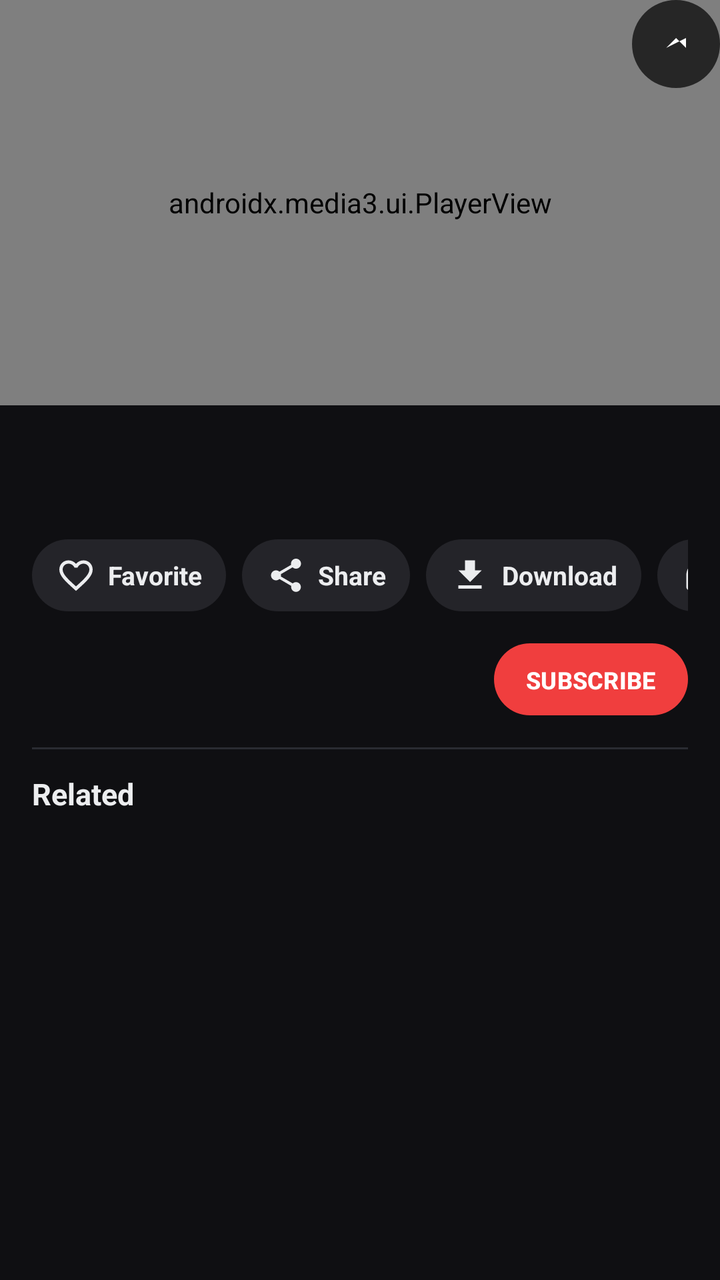
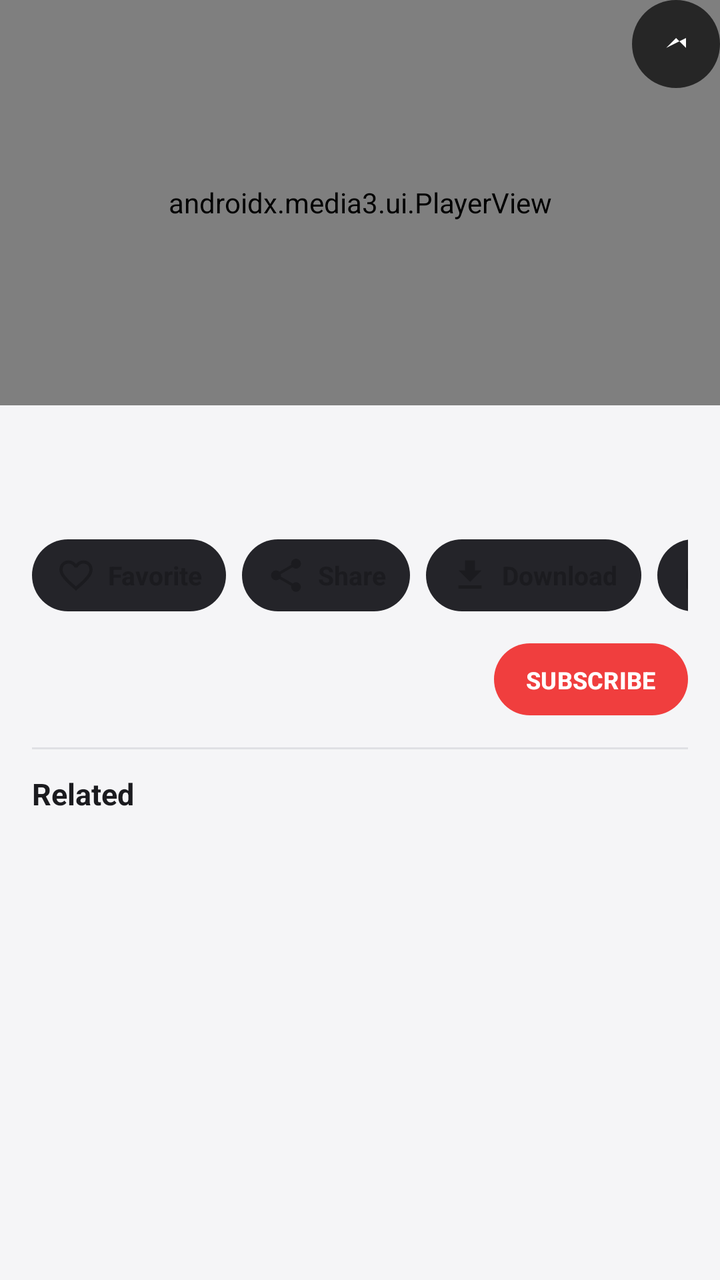

The first picture is an Android layout as it rendered before a commit; the second is the same layout after the commit. The layout source and the unified diff follow.
<!-- AndroidManifest.xml: application theme Theme.SparkTube -->
<!-- res/layout/activity_player.xml -->
<?xml version="1.0" encoding="utf-8"?>
<androidx.constraintlayout.widget.ConstraintLayout xmlns:android="http://schemas.android.com/apk/res/android"
    xmlns:app="http://schemas.android.com/apk/res-auto"
    android:layout_width="match_parent"
    android:layout_height="match_parent"
    android:background="@color/bg">

    <androidx.media3.ui.PlayerView
        android:id="@+id/playerView"
        android:layout_width="0dp"
        android:layout_height="0dp"
        android:background="@android:color/black"
        app:layout_constraintDimensionRatio="16:9"
        app:layout_constraintEnd_toEndOf="parent"
        app:layout_constraintStart_toStartOf="parent"
        app:layout_constraintTop_toTopOf="parent"
        app:resize_mode="fit"
        app:surface_type="texture_view"
        app:use_controller="true" />

    <ImageButton
        android:id="@+id/backButton"
        android:layout_width="48dp"
        android:layout_height="48dp"
        android:layout_marginStart="4dp"
        android:layout_marginTop="28dp"
        android:background="@drawable/bg_icon_scrim"
        android:contentDescription="@string/app_name"
        android:src="@drawable/ic_arrow_back"
        android:visibility="gone"
        app:layout_constraintStart_toStartOf="parent"
        app:layout_constraintTop_toTopOf="parent"
        app:tint="@color/white" />

    <ImageButton
        android:id="@+id/fullscreenButton"
        android:layout_width="44dp"
        android:layout_height="44dp"
        android:background="@drawable/bg_icon_scrim"
        android:contentDescription="@string/action_fullscreen"
        android:src="@drawable/ic_expand"
        app:layout_constraintEnd_toEndOf="parent"
        app:layout_constraintTop_toTopOf="parent"
        app:tint="@color/white" />

    <androidx.core.widget.NestedScrollView
        android:id="@+id/scrollArea"
        android:layout_width="0dp"
        android:layout_height="0dp"
        android:clipToPadding="false"
        android:paddingBottom="24dp"
        app:layout_constraintBottom_toBottomOf="parent"
        app:layout_constraintEnd_toEndOf="parent"
        app:layout_constraintStart_toStartOf="parent"
        app:layout_constraintTop_toBottomOf="@id/playerView">

        <LinearLayout
            android:layout_width="match_parent"
            android:layout_height="wrap_content"
            android:orientation="vertical"
            android:paddingStart="16dp"
            android:paddingTop="12dp"
            android:paddingEnd="16dp">

            <TextView
                android:id="@+id/title"
                android:layout_width="match_parent"
                android:layout_height="wrap_content"
                android:ellipsize="end"
                android:maxLines="2"
                android:textColor="@color/on_surface"
                android:textSize="17sp"
                android:textStyle="bold" />

            <TextView
                android:id="@+id/views"
                android:layout_width="match_parent"
                android:layout_height="wrap_content"
                android:layout_marginTop="4dp"
                android:textColor="@color/on_surface_variant"
                android:textSize="12sp" />

            <HorizontalScrollView
                android:layout_width="match_parent"
                android:layout_height="wrap_content"
                android:layout_marginTop="12dp"
                android:scrollbars="none">

                <LinearLayout
                    android:layout_width="wrap_content"
                    android:layout_height="wrap_content"
                    android:orientation="horizontal">

                    <LinearLayout
                        android:id="@+id/actionFavorite"
                        style="@style/ActionPill">

                        <ImageView
                            android:id="@+id/actionFavoriteIcon"
                            style="@style/ActionPillIcon"
                            android:src="@drawable/ic_favorite_border"
                            app:tint="@color/on_surface" />

                        <TextView
                            android:id="@+id/actionFavoriteLabel"
                            style="@style/ActionPillText"
                            android:text="@string/action_favorite" />
                    </LinearLayout>

                    <LinearLayout
                        android:id="@+id/actionShare"
                        style="@style/ActionPill">

                        <ImageView
                            style="@style/ActionPillIcon"
                            android:src="@drawable/ic_share"
                            app:tint="@color/on_surface" />

                        <TextView
                            style="@style/ActionPillText"
                            android:text="@string/action_share" />
                    </LinearLayout>

                    <LinearLayout
                        android:id="@+id/actionDownload"
                        style="@style/ActionPill">

                        <ImageView
                            style="@style/ActionPillIcon"
                            android:src="@drawable/ic_download"
                            app:tint="@color/on_surface" />

                        <TextView
                            style="@style/ActionPillText"
                            android:text="@string/action_download" />
                    </LinearLayout>

                    <LinearLayout
                        android:id="@+id/actionBackground"
                        style="@style/ActionPill">

                        <ImageView
                            style="@style/ActionPillIcon"
                            android:src="@drawable/ic_headset"
                            app:tint="@color/on_surface" />

                        <TextView
                            style="@style/ActionPillText"
                            android:text="@string/action_background" />
                    </LinearLayout>

                    <LinearLayout
                        android:id="@+id/actionPip"
                        style="@style/ActionPill">

                        <ImageView
                            style="@style/ActionPillIcon"
                            android:src="@drawable/ic_pip"
                            app:tint="@color/on_surface" />

                        <TextView
                            style="@style/ActionPillText"
                            android:text="@string/action_pip" />
                    </LinearLayout>
                </LinearLayout>
            </HorizontalScrollView>

            <LinearLayout
                android:layout_width="match_parent"
                android:layout_height="wrap_content"
                android:layout_marginTop="14dp"
                android:gravity="center_vertical"
                android:orientation="horizontal">

                <com.google.android.material.imageview.ShapeableImageView
                    android:id="@+id/channelAvatar"
                    android:layout_width="40dp"
                    android:layout_height="40dp"
                    android:scaleType="centerCrop"
                    app:shapeAppearanceOverlay="@style/CircleImage" />

                <LinearLayout
                    android:id="@+id/channelInfo"
                    android:layout_width="0dp"
                    android:layout_height="wrap_content"
                    android:layout_marginStart="10dp"
                    android:layout_weight="1"
                    android:orientation="vertical">

                    <TextView
                        android:id="@+id/channelName"
                        android:layout_width="match_parent"
                        android:layout_height="wrap_content"
                        android:ellipsize="end"
                        android:singleLine="true"
                        android:textColor="@color/on_surface"
                        android:textSize="14sp"
                        android:textStyle="bold" />

                    <TextView
                        android:id="@+id/channelSubs"
                        android:layout_width="match_parent"
                        android:layout_height="wrap_content"
                        android:layout_marginTop="1dp"
                        android:ellipsize="end"
                        android:singleLine="true"
                        android:textColor="@color/on_surface_variant"
                        android:textSize="12sp" />
                </LinearLayout>

                <Button
                    android:id="@+id/subscribeButton"
                    android:layout_width="wrap_content"
                    android:layout_height="36dp"
                    android:background="@drawable/bg_subscribe_off"
                    android:gravity="center"
                    android:minWidth="0dp"
                    android:paddingStart="16dp"
                    android:paddingEnd="16dp"
                    android:text="@string/subscribe"
                    android:textAllCaps="true"
                    android:textColor="@color/white"
                    android:textSize="12sp"
                    android:textStyle="bold" />
            </LinearLayout>

            <View
                android:layout_width="match_parent"
                android:layout_height="1dp"
                android:layout_marginTop="14dp"
                android:layout_marginBottom="6dp"
                android:background="@color/outline"
                android:alpha="0.5" />

            <TextView
                android:layout_width="match_parent"
                android:layout_height="wrap_content"
                android:layout_marginTop="6dp"
                android:layout_marginBottom="2dp"
                android:text="@string/related_videos"
                android:textColor="@color/on_surface"
                android:textSize="15sp"
                android:textStyle="bold" />

            <androidx.recyclerview.widget.RecyclerView
                android:id="@+id/relatedList"
                android:layout_width="match_parent"
                android:layout_height="wrap_content"
                android:nestedScrollingEnabled="false"
                android:overScrollMode="never" />
        </LinearLayout>
    </androidx.core.widget.NestedScrollView>

    <ProgressBar
        android:id="@+id/loading"
        android:layout_width="wrap_content"
        android:layout_height="wrap_content"
        android:layout_gravity="center"
        android:visibility="gone"
        app:layout_constraintBottom_toBottomOf="parent"
        app:layout_constraintEnd_toEndOf="parent"
        app:layout_constraintStart_toStartOf="parent"
        app:layout_constraintTop_toTopOf="parent" />

    <LinearLayout
        android:id="@+id/errorView"
        android:layout_width="wrap_content"
        android:layout_height="wrap_content"
        android:layout_gravity="center"
        android:gravity="center"
        android:orientation="vertical"
        android:visibility="gone"
        app:layout_constraintBottom_toBottomOf="parent"
        app:layout_constraintEnd_toEndOf="parent"
        app:layout_constraintStart_toStartOf="parent"
        app:layout_constraintTop_toTopOf="parent">

        <TextView
            android:id="@+id/errorText"
            android:layout_width="wrap_content"
            android:layout_height="wrap_content"
            android:gravity="center"
            android:textColor="@color/on_surface_variant" />

        <Button
            android:id="@+id/retryButton"
            android:layout_width="wrap_content"
            android:layout_height="wrap_content"
            android:layout_marginTop="8dp"
            android:text="@string/retry"
            android:visibility="gone" />
    </LinearLayout>
</androidx.constraintlayout.widget.ConstraintLayout>
<!-- resources referenced by this layout -->
<resources>
  <color name="bg">#0F0F12</color>
  <color name="on_surface">#ECEDEF</color>
  <color name="on_surface_variant">#A6A9B0</color>
  <color name="outline">#464A52</color>
  <color name="white">#FFFFFFFF</color>
  <!-- drawable bg_icon_scrim (drawable) -->
  <?xml version="1.0" encoding="utf-8"?>
  <shape xmlns:android="http://schemas.android.com/apk/res/android">
      <solid android:color="@color/player_scrim" />
      <corners android:radius="24dp" />
  </shape>
  <!-- drawable bg_subscribe_off (drawable) -->
  <?xml version="1.0" encoding="utf-8"?>
  <ripple xmlns:android="http://schemas.android.com/apk/res/android"
      android:color="#66FFFFFF">
      <item>
          <shape>
              <solid android:color="@color/subscribe_off" />
              <corners android:radius="18dp" />
          </shape>
      </item>
  </ripple>
  <!-- drawable ic_expand (drawable) -->
  <vector xmlns:android="http://schemas.android.com/apk/res/android"
      android:width="24dp"
      android:height="24dp"
      android:viewportWidth="24"
      android:viewportHeight="24">
      <path
          android:fillColor="#FF000000"
          android:pathData="M7,14L12,9l5,5v-5z" />
  </vector>
  <string name="action_background">Background play</string>
  <string name="action_download">Download</string>
  <string name="action_favorite">Favorite</string>
  <string name="action_fullscreen">Fullscreen</string>
  <string name="action_pip">Picture in picture</string>
  <string name="action_share">Share</string>
  <string name="app_name">SparkTube</string>
  <string name="related_videos">Related</string>
  <string name="retry">Retry</string>
  <string name="subscribe">SUBSCRIBE</string>
  <style name="ActionPillIcon">
          <item name="android:layout_width">20dp</item>
          <item name="android:layout_height">20dp</item>
          <item name="android:importantForAccessibility">no</item>
      </style>
  <style name="CircleImage" parent="">
          <item name="cornerFamily">rounded</item>
          <item name="cornerSize">20dp</item>
      </style>
  <style name="Theme.SparkTube" parent="Theme.Material3.Dark.NoActionBar">
          <item name="colorPrimary">@color/spark_red</item>
          <item name="colorOnPrimary">@color/white</item>
          <item name="colorPrimaryContainer">#3B1D1D</item>
          <item name="colorOnPrimaryContainer">#FFDAD6</item>
  
          <item name="android:colorBackground">@color/bg</item>
          <item name="colorSurface">@color/surface</item>
          <item name="colorOnSurface">@color/on_surface</item>
          <item name="colorOnSurfaceVariant">@color/on_surface_variant</item>
          <item name="colorOutline">@color/outline</item>
  
          <item name="android:windowBackground">@color/bg</item>
          <item name="android:statusBarColor">@color/bg</item>
          <item name="android:navigationBarColor">@color/bg</item>
  
          <item name="tabIndicatorColor">@color/spark_red</item>
          <item name="tabTextColor">@color/on_surface_variant</item>
          <item name="tabSelectedTextColor">@color/on_surface</item>
      </style>
  <color name="player_scrim">#B3000000</color>
  <color name="subscribe_off">#F03E3E</color>
  <!-- drawable bg_action_pill (drawable) -->
  <?xml version="1.0" encoding="utf-8"?>
  <ripple xmlns:android="http://schemas.android.com/apk/res/android"
      android:color="#33FFFFFF">
      <item>
          <shape>
              <solid android:color="#242429" />
              <corners android:radius="18dp" />
          </shape>
      </item>
  </ripple>
  <color name="spark_red">#F03E3E</color>
  <color name="surface">#1C1C20</color>
  <!-- unchanged entries left out for length: 8 -->
</resources>

<!-- the commit's change to res/layout/activity_player.xml (unified diff, before → after) -->
@@ -3,7 +3,7 @@
     xmlns:app="http://schemas.android.com/apk/res-auto"
     android:layout_width="match_parent"
     android:layout_height="match_parent"
-    android:background="@color/bg">
+    android:background="?attr/screenBg">
 
     <androidx.media3.ui.PlayerView
         android:id="@+id/playerView"
@@ -126,11 +126,13 @@
                         style="@style/ActionPill">
 
                         <ImageView
+                            android:id="@+id/actionDownloadIcon"
                             style="@style/ActionPillIcon"
                             android:src="@drawable/ic_download"
                             app:tint="@color/on_surface" />
 
                         <TextView
+                            android:id="@+id/actionDownloadLabel"
                             style="@style/ActionPillText"
                             android:text="@string/action_download" />
                     </LinearLayout>
<!-- resource entries referenced after the edit -->
@@ -1,9 +1,9 @@
 <!-- resources referenced by this layout -->
 <resources>
-  <color name="bg">#0F0F12</color>
-  <color name="on_surface">#ECEDEF</color>
-  <color name="on_surface_variant">#A6A9B0</color>
-  <color name="outline">#464A52</color>
+  <color name="bg">#F5F5F7</color>
+  <color name="on_surface">#1B1B1F</color>
+  <color name="on_surface_variant">#61646C</color>
+  <color name="outline">#C9CBD1</color>
   <color name="white">#FFFFFFFF</color>
   <!-- drawable bg_icon_scrim (drawable) -->
   <?xml version="1.0" encoding="utf-8"?>
@@ -17,7 +17,7 @@
       android:color="#66FFFFFF">
       <item>
           <shape>
-              <solid android:color="@color/subscribe_off" />
+              <solid android:color="?attr/accent" />
               <corners android:radius="18dp" />
           </shape>
       </item>
@@ -51,14 +51,14 @@
           <item name="cornerFamily">rounded</item>
           <item name="cornerSize">20dp</item>
       </style>
-  <style name="Theme.SparkTube" parent="Theme.Material3.Dark.NoActionBar">
+  <style name="Theme.SparkTube" parent="Theme.Material3.DayNight.NoActionBar">
           <item name="colorPrimary">@color/spark_red</item>
           <item name="colorOnPrimary">@color/white</item>
-          <item name="colorPrimaryContainer">#3B1D1D</item>
-          <item name="colorOnPrimaryContainer">#FFDAD6</item>
+          <item name="colorPrimaryContainer">#FFE3E0</item>
+          <item name="colorOnPrimaryContainer">#5B1111</item>
   
           <item name="android:colorBackground">@color/bg</item>
-          <item name="colorSurface">@color/surface</item>
+          <item name="colorSurface">@color/bg</item>
           <item name="colorOnSurface">@color/on_surface</item>
           <item name="colorOnSurfaceVariant">@color/on_surface_variant</item>
           <item name="colorOutline">@color/outline</item>
@@ -66,13 +66,19 @@
           <item name="android:windowBackground">@color/bg</item>
           <item name="android:statusBarColor">@color/bg</item>
           <item name="android:navigationBarColor">@color/bg</item>
+          <item name="android:windowLightStatusBar">true</item>
   
           <item name="tabIndicatorColor">@color/spark_red</item>
           <item name="tabTextColor">@color/on_surface_variant</item>
           <item name="tabSelectedTextColor">@color/on_surface</item>
+  
+          <item name="screenBg">@color/bg</item>
+          <item name="cardBg">@color/surface</item>
+          <item name="elevatedBg">@color/surface_elevated</item>
+          <item name="accent">@color/spark_red</item>
+          <item name="accentSoft">@color/chip_selected_bg</item>
       </style>
   <color name="player_scrim">#B3000000</color>
-  <color name="subscribe_off">#F03E3E</color>
   <!-- drawable bg_action_pill (drawable) -->
   <?xml version="1.0" encoding="utf-8"?>
   <ripple xmlns:android="http://schemas.android.com/apk/res/android"
@@ -85,7 +91,9 @@
       </item>
   </ripple>
   <color name="spark_red">#F03E3E</color>
-  <color name="surface">#1C1C20</color>
+  <color name="surface">#FFFFFF</color>
+  <color name="surface_elevated">#EFEFF2</color>
+  <color name="chip_selected_bg">#33F03E3E</color>
   <!-- unchanged entries left out for length: 8 -->
 </resources>
 
